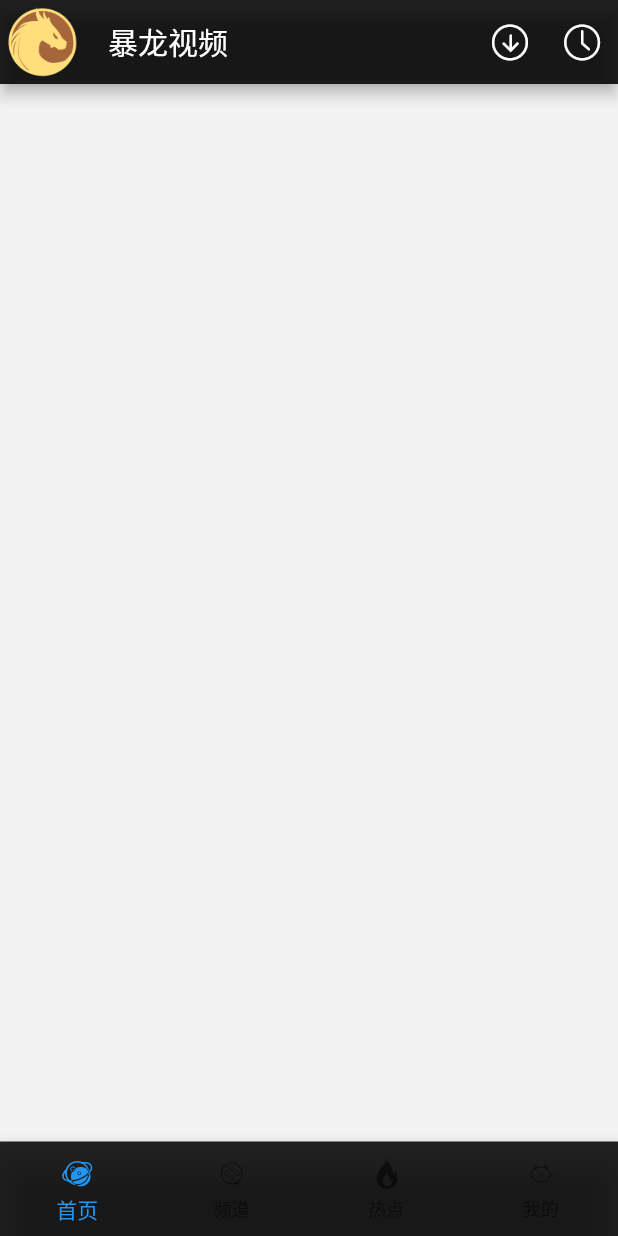
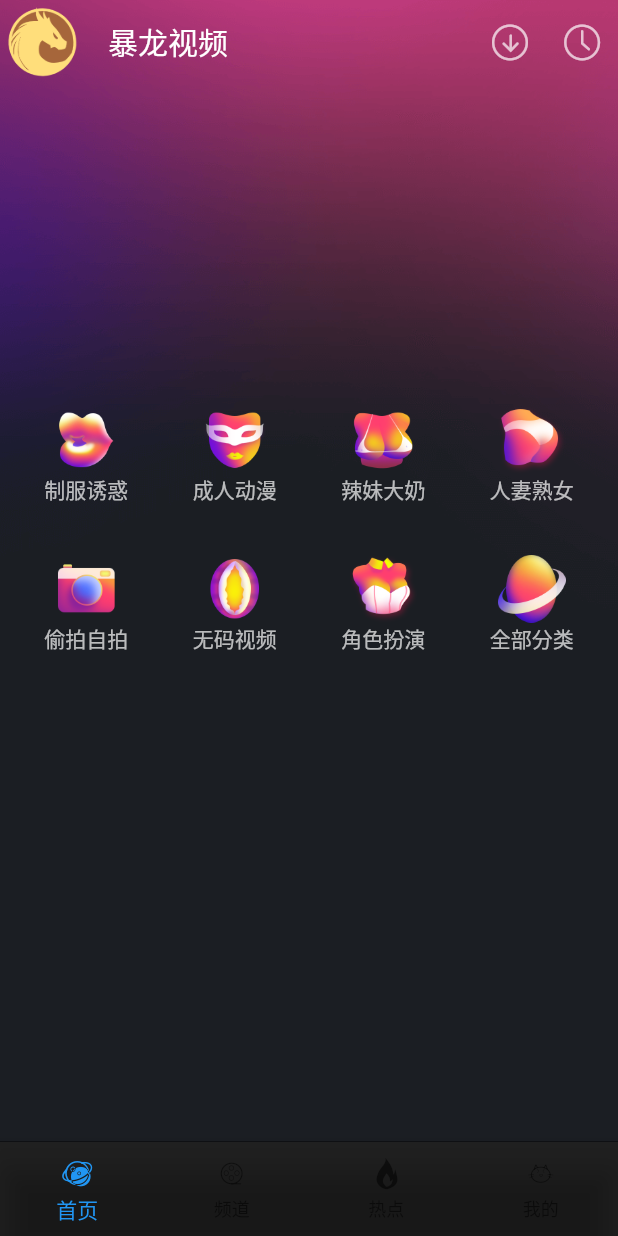
Before and after one commit to BaoLongS111/flutter_balon_movie, a Flutter app: the screen it shows after launch, on a phone screen of 412 x 824 dp. Run offline on Flutter 3.47's test engine with Material 2 defaults, Android fonts, the phone set to English and light mode, and no system bars; our stand-ins replace dio, flutter_swiper; network calls fail.

Commit message:
homepage top navigator done.

```diff
--- a/lib/main.dart
+++ b/lib/main.dart
@@ -1,8 +1,12 @@
 import 'package:flutter/material.dart';
 import 'package:balon_movie/navigator/tab_navigator.dart';
+import 'package:flutter/services.dart';
 
 void main() {
   runApp(MyApp());
+  SystemUiOverlayStyle systemUiOverlayStyle =
+      SystemUiOverlayStyle(statusBarColor: Colors.transparent);
+  SystemChrome.setSystemUIOverlayStyle(systemUiOverlayStyle);
 }
 
 class MyApp extends StatelessWidget {
--- a/lib/pages/home_page.dart
+++ b/lib/pages/home_page.dart
@@ -1,6 +1,7 @@
 import 'package:flutter/material.dart';
 import 'package:balon_movie/config/custom_icon.dart';
 import 'package:balon_movie/widget/home/home_swiper.dart';
+import 'package:balon_movie/widget/home/home_nav.dart';
 
 class HomePage extends StatefulWidget {
   HomePage({Key key}) : super(key: key);
@@ -12,29 +13,43 @@ class HomePage extends StatefulWidget {
 class _HomePageState extends State<HomePage> {
   @override
   Widget build(BuildContext context) {
-    return Scaffold(
-      backgroundColor: Color(0xfff2f2f2),
+    return Container(
+      decoration: BoxDecoration(
+          image: DecorationImage(
+              image: AssetImage("assets/images/home/bg_login.png"),
+              fit: BoxFit.cover)),
+      child: Scaffold(
+        backgroundColor: Colors.transparent,
         appBar: AppBar(
-        leading: Image.asset('assets/images/dragon.png'),
+          elevation: 0, //appbar的阴影
+          backgroundColor: Colors.transparent,
+          leading: Container(
+            width: 45,
+            height: 45,
+            child: Image.asset(
+              'assets/images/dragon.png',
+              fit: BoxFit.fill,
+              height: 45,
+              width: 45,
+            ),
+          ),
           title: Text("暴龙视频"),
-        backgroundColor: Colors.black87,
           actions: [
             IconButton(
                 icon: Icon(
                   CustomIcon.download,
-                color: Colors.white,
+                  color: Colors.white70,
                 ),
                 onPressed: null),
             IconButton(
-            icon: Icon(CustomIcon.history, color: Colors.white),
+              icon: Icon(CustomIcon.history, color: Colors.white70),
               onPressed: null,
             )
           ],
         ),
         body: Column(
-        children: [
-          HomeSwiper(),
-        ],
+          children: [HomeSwiper(), HomeNav()],
+        ),
       ),
     );
   }
--- /dev/null
+++ b/lib/widget/home/home_nav.dart
@@ -0,0 +1,53 @@
+import 'package:flutter/material.dart';
+
+class HomeNav extends StatefulWidget {
+  HomeNav({Key key}) : super(key: key);
+
+  @override
+  _HomeNavState createState() => _HomeNavState();
+}
+
+class _HomeNavState extends State<HomeNav> {
+  final List navList = [
+    {"type": "制服诱惑", "path": "assets/images/home/icon_ghgy.png"},
+    {"type": "成人动漫", "path": "assets/images/home/icon_jsby.png"},
+    {"type": "辣妹大奶", "path": "assets/images/home/icon_lmdn.png"},
+    {"type": "人妻熟女", "path": "assets/images/home/icon_rqsn.png"},
+    {"type": "偷拍自拍", "path": "assets/images/home/icon_snqj.png"},
+    {"type": "无码视频", "path": "assets/images/home/icon_wmsp.png"},
+    {"type": "角色扮演", "path": "assets/images/home/icon_zfyh.png"},
+    {"type": "全部分类", "path": "assets/images/home/icon_qbfl.png"},
+  ];
+
+  Widget _gridViewItemUI(BuildContext context, item) {
+    return InkWell(
+      onTap: () {},
+      child: Column(
+        children: [
+          Image.asset(
+            item["path"],
+            fit: BoxFit.fill,
+            width: 45,
+            height: 45,
+          ),
+          Text(
+            item["type"],
+            style: TextStyle(color: Colors.white70),
+          )
+        ],
+      ),
+    );
+  }
+
+  @override
+  Widget build(BuildContext context) {
+    return Container(
+      height: 300,
+      padding: EdgeInsets.fromLTRB(5, 12, 5, 12),
+      child: GridView.count(
+          crossAxisCount: 4,
+          padding: EdgeInsets.all(3.0),
+          children: navList.map((i) => _gridViewItemUI(context, i)).toList()),
+    );
+  }
+}
--- a/lib/widget/home/home_swiper.dart
+++ b/lib/widget/home/home_swiper.dart
@@ -38,9 +38,12 @@ class _HomeSwiperState extends State<HomeSwiper> {
           autoplay: true,
           key: UniqueKey(),
           itemBuilder: (BuildContext context, int index) {
-            return new Image.network(
-              casualList[index].image,
-              fit: BoxFit.fill,
+            return new ClipRRect(
+              borderRadius: BorderRadius.circular(14),
+              child: Image.network(
+                casualList[index].image,
+                fit: BoxFit.fill,
+              ),
             );
           },
           itemCount: casualList.length,
```
Also changed, not shown: pubspec.yaml (+10 -0 lines), assets/images/home/bg_login.png (added), assets/images/home/bg_navbar.png (added), assets/images/home/icon_ghgy.png (added), assets/images/home/icon_jsby.png (added), assets/images/home/icon_lmdn.png (added), assets/images/home/icon_qbfl.png (added), assets/images/home/icon_rqsn.png (added), assets/images/home/icon_snqj.png (added), assets/images/home/icon_wmsp.png (added), assets/images/home/icon_zfyh.png (added). Lines whose indentation alone changed are shown as unchanged.
